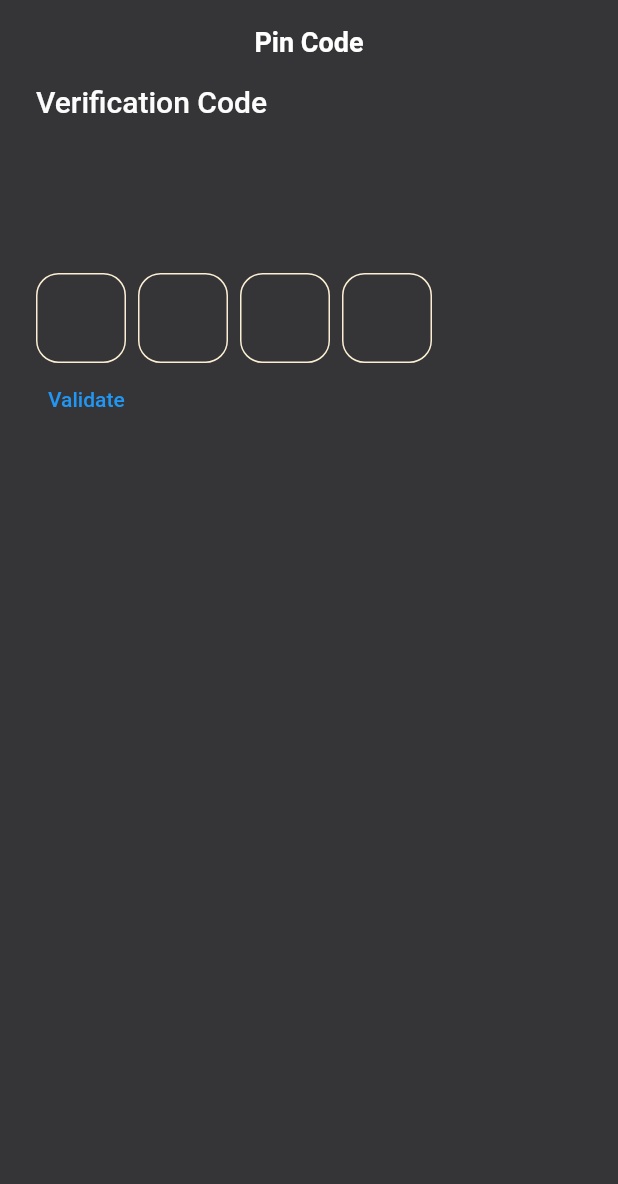
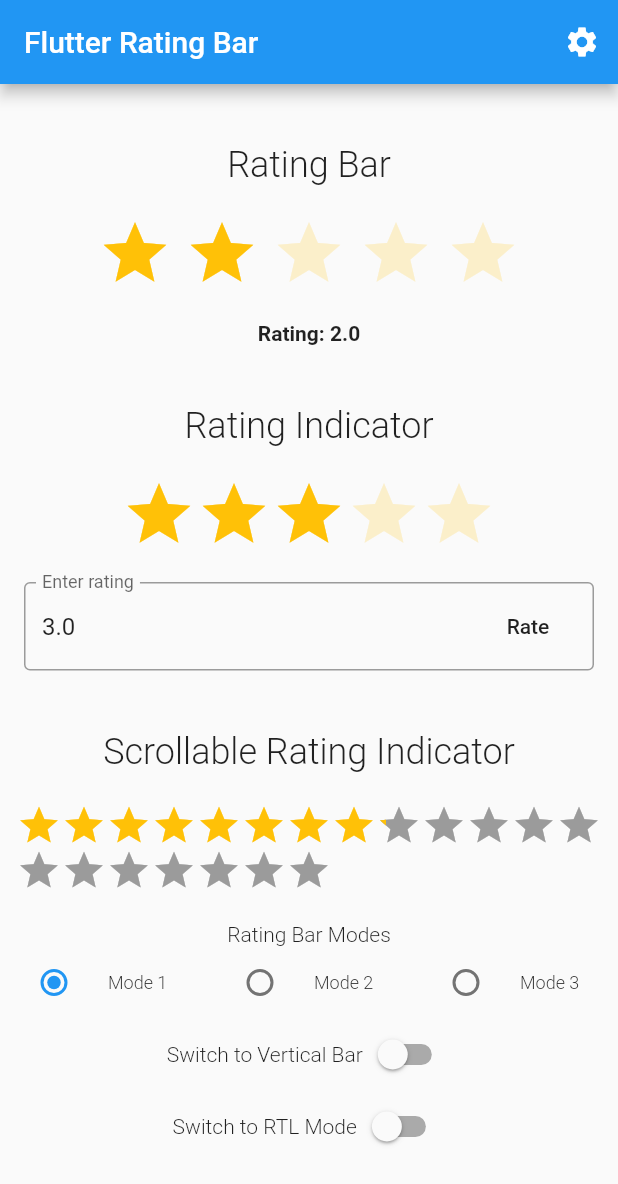
Before and after one commit to agusanwar/Flutter-UI-Design, a Flutter app: the screen it shows after launch, on a phone screen of 412 x 824 dp. Shown: the top 1184 px of the screen. Run offline on Flutter 3.47's test engine with Material 2 defaults, Android fonts, the phone set to English and light mode, and no system bars; drawn by our look-alikes of flutter_rating_bar, pinput; our stand-ins replace convex_bottom_bar, flutter_animation_progress_bar, liquid_progress_indicator, lottie, syncfusion_flutter_charts; missing offline and left inert: blue_thermal_printer.

Commit message:
flutter rating bar

```diff
--- a/lib/core/themes/app_themes.dart
+++ b/lib/core/themes/app_themes.dart
@@ -4,7 +4,7 @@ Color kWhiteColor = const Color(0xffFCFCFC);
 Color kBlackColor = const Color(0xff000000);
 Color kBlack2Color = const Color(0xff121315);
 Color kGrayColor = const Color(0xff91919F);
-Color kGray3Color = const Color(0xff232323);
+Color kGray3Color = Color(0xFF232323);
 Color kGray2Color = const Color(0xff353537);
 Color kGraySoftColor = const Color(0xffC6C6C6);
 Color kPurpleColor = const Color(0xff7F3DFF);
--- a/lib/main.dart
+++ b/lib/main.dart
@@ -1,6 +1,6 @@
 import 'package:flutter/material.dart';
 
-import 'package:uidesign/screens/pin_code/pin_code.dart';
+import 'package:uidesign/screens/rating_bar/rating.dart';
 
 void main() {
   runApp(const MyApp());
@@ -18,6 +18,6 @@ class MyApp extends StatelessWidget {
         theme: ThemeData(
           primarySwatch: Colors.blue,
         ),
-        home: const PinCodeScreens());
+        home: const RatingScreens());
   }
 }
--- /dev/null
+++ b/lib/screens/rating_bar/rating.dart
@@ -0,0 +1,347 @@
+import 'package:flutter/material.dart';
+import 'package:flutter_rating_bar/flutter_rating_bar.dart';
+
+class RatingScreens extends StatefulWidget {
+  const RatingScreens({super.key});
+
+  @override
+  State<RatingScreens> createState() => _RatingScreensState();
+}
+
+class _RatingScreensState extends State<RatingScreens> {
+  // ignore: prefer_typing_uninitialized_variables
+  late final _ratingController;
+  late double _rating;
+
+  double _userRating = 3.0;
+  int _ratingBarMode = 1;
+  final double _initialRating = 2.0;
+  bool _isRTLMode = false;
+  bool _isVertical = false;
+
+  IconData? _selectedIcon;
+
+  @override
+  void initState() {
+    super.initState();
+    _ratingController = TextEditingController(text: '3.0');
+    _rating = _initialRating;
+  }
+
+  @override
+  Widget build(BuildContext context) {
+    return Scaffold(
+      appBar: AppBar(
+        title: Text('Flutter Rating Bar'),
+        actions: [
+          IconButton(
+            icon: Icon(Icons.settings),
+            color: Colors.white,
+            onPressed: () async {
+              _selectedIcon = await showDialog<IconData>(
+                context: context,
+                builder: (context) => IconAlert(),
+              );
+              _ratingBarMode = 1;
+              setState(() {});
+            },
+          ),
+        ],
+      ),
+      body: Directionality(
+        textDirection: _isRTLMode ? TextDirection.rtl : TextDirection.ltr,
+        child: SingleChildScrollView(
+          child: Column(
+            crossAxisAlignment: CrossAxisAlignment.center,
+            mainAxisSize: MainAxisSize.min,
+            children: <Widget>[
+              SizedBox(
+                height: 40.0,
+              ),
+              _heading('Rating Bar'),
+              _ratingBar(_ratingBarMode),
+              SizedBox(height: 20.0),
+              Text(
+                'Rating: $_rating',
+                style: TextStyle(fontWeight: FontWeight.bold),
+              ),
+              SizedBox(height: 40.0),
+              _heading('Rating Indicator'),
+              RatingBarIndicator(
+                rating: _userRating,
+                itemBuilder: (context, index) => Icon(
+                  _selectedIcon ?? Icons.star,
+                  color: Colors.amber,
+                ),
+                itemCount: 5,
+                itemSize: 50.0,
+                unratedColor: Colors.amber.withAlpha(50),
+                direction: _isVertical ? Axis.vertical : Axis.horizontal,
+              ),
+              SizedBox(height: 20.0),
+              Padding(
+                padding: EdgeInsets.symmetric(horizontal: 16.0),
+                child: TextFormField(
+                  controller: _ratingController,
+                  keyboardType: TextInputType.number,
+                  decoration: InputDecoration(
+                    border: OutlineInputBorder(),
+                    hintText: 'Enter rating',
+                    labelText: 'Enter rating',
+                    suffixIcon: MaterialButton(
+                      onPressed: () {
+                        _userRating =
+                            double.parse(_ratingController.text ?? '0.0');
+                        setState(() {});
+                      },
+                      child: Text('Rate'),
+                    ),
+                  ),
+                ),
+              ),
+              SizedBox(height: 40.0),
+              _heading('Scrollable Rating Indicator'),
+              RatingBarIndicator(
+                rating: 8.2,
+                itemCount: 20,
+                itemSize: 30.0,
+                physics: BouncingScrollPhysics(),
+                itemBuilder: (context, _) => Icon(
+                  Icons.star,
+                  color: Colors.amber,
+                ),
+              ),
+              SizedBox(height: 20.0),
+              Text(
+                'Rating Bar Modes',
+                style: TextStyle(fontWeight: FontWeight.w300),
+              ),
+              Row(
+                children: [
+                  _radio(1),
+                  _radio(2),
+                  _radio(3),
+                ],
+              ),
+              Row(
+                mainAxisAlignment: MainAxisAlignment.center,
+                children: <Widget>[
+                  Text(
+                    'Switch to Vertical Bar',
+                    style: TextStyle(fontWeight: FontWeight.w300),
+                  ),
+                  Switch(
+                    value: _isVertical,
+                    onChanged: (value) {
+                      setState(() {
+                        _isVertical = value;
+                      });
+                    },
+                    activeColor: Colors.amber,
+                  ),
+                ],
+              ),
+              Row(
+                mainAxisAlignment: MainAxisAlignment.center,
+                children: <Widget>[
+                  Text(
+                    'Switch to RTL Mode',
+                    style: TextStyle(fontWeight: FontWeight.w300),
+                  ),
+                  Switch(
+                    value: _isRTLMode,
+                    onChanged: (value) {
+                      setState(() {
+                        _isRTLMode = value;
+                      });
+                    },
+                    activeColor: Colors.amber,
+                  ),
+                ],
+              ),
+            ],
+          ),
+        ),
+      ),
+    );
+  }
+
+  Widget _radio(int value) {
+    return Expanded(
+      child: RadioListTile<int>(
+        value: value,
+        groupValue: _ratingBarMode,
+        dense: true,
+        title: Text(
+          'Mode $value',
+          style: TextStyle(
+            fontWeight: FontWeight.w300,
+            fontSize: 12.0,
+          ),
+        ),
+        onChanged: (value) {
+          setState(() {
+            _ratingBarMode = value!;
+          });
+        },
+      ),
+    );
+  }
+
+  Widget _ratingBar(int mode) {
+    switch (mode) {
+      case 1:
+        return RatingBar.builder(
+          initialRating: _initialRating,
+          minRating: 1,
+          direction: _isVertical ? Axis.vertical : Axis.horizontal,
+          allowHalfRating: true,
+          unratedColor: Colors.amber.withAlpha(50),
+          itemCount: 5,
+          itemSize: 50.0,
+          itemPadding: EdgeInsets.symmetric(horizontal: 4.0),
+          itemBuilder: (context, _) => Icon(
+            _selectedIcon ?? Icons.star,
+            color: Colors.amber,
+          ),
+          onRatingUpdate: (rating) {
+            setState(() {
+              _rating = rating;
+            });
+          },
+          updateOnDrag: true,
+        );
+      case 2:
+        return RatingBar(
+          initialRating: _initialRating,
+          direction: _isVertical ? Axis.vertical : Axis.horizontal,
+          allowHalfRating: true,
+          itemCount: 5,
+          ratingWidget: RatingWidget(
+            full: _image('assets/images/heart.png'),
+            half: _image('assets/images/heart_half.png'),
+            empty: _image('assets/images/heart_border.png'),
+          ),
+          itemPadding: EdgeInsets.symmetric(horizontal: 4.0),
+          onRatingUpdate: (rating) {
+            setState(() {
+              _rating = rating;
+            });
+          },
+          updateOnDrag: true,
+        );
+      case 3:
+        return RatingBar.builder(
+          initialRating: _initialRating,
+          direction: _isVertical ? Axis.vertical : Axis.horizontal,
+          itemCount: 5,
+          itemPadding: EdgeInsets.symmetric(horizontal: 4.0),
+          itemBuilder: (context, index) {
+            switch (index) {
+              case 0:
+                return Icon(
+                  Icons.sentiment_very_dissatisfied,
+                  color: Colors.red,
+                );
+              case 1:
+                return Icon(
+                  Icons.sentiment_dissatisfied,
+                  color: Colors.redAccent,
+                );
+              case 2:
+                return Icon(
+                  Icons.sentiment_neutral,
+                  color: Colors.amber,
+                );
+              case 3:
+                return Icon(
+                  Icons.sentiment_satisfied,
+                  color: Colors.lightGreen,
+                );
+              case 4:
+                return Icon(
+                  Icons.sentiment_very_satisfied,
+                  color: Colors.green,
+                );
+              default:
+                return Container();
+            }
+          },
+          onRatingUpdate: (rating) {
+            setState(() {
+              _rating = rating;
+            });
+          },
+          updateOnDrag: true,
+        );
+      default:
+        return Container();
+    }
+  }
+
+  Widget _image(String asset) {
+    return Image.asset(
+      asset,
+      height: 30.0,
+      width: 30.0,
+      color: Colors.amber,
+    );
+  }
+
+  Widget _heading(String text) => Column(
+        children: [
+          Text(
+            text,
+            style: TextStyle(
+              fontWeight: FontWeight.w300,
+              fontSize: 24.0,
+            ),
+          ),
+          SizedBox(
+            height: 20.0,
+          ),
+        ],
+      );
+}
+
+class IconAlert extends StatelessWidget {
+  @override
+  Widget build(BuildContext context) {
+    return AlertDialog(
+      title: Text(
+        'Select Icon',
+        style: TextStyle(
+          fontWeight: FontWeight.w300,
+        ),
+      ),
+      shape: RoundedRectangleBorder(
+        borderRadius: BorderRadius.circular(10.0),
+      ),
+      titlePadding: EdgeInsets.all(12.0),
+      contentPadding: EdgeInsets.all(0),
+      content: Wrap(
+        children: [
+          _iconButton(context, Icons.home),
+          _iconButton(context, Icons.airplanemode_active),
+          _iconButton(context, Icons.euro_symbol),
+          _iconButton(context, Icons.beach_access),
+          _iconButton(context, Icons.attach_money),
+          _iconButton(context, Icons.music_note),
+          _iconButton(context, Icons.android),
+          _iconButton(context, Icons.toys),
+          _iconButton(context, Icons.language),
+          _iconButton(context, Icons.landscape),
+          _iconButton(context, Icons.ac_unit),
+          _iconButton(context, Icons.star),
+        ],
+      ),
+    );
+  }
+
+  Widget _iconButton(BuildContext context, IconData icon) => IconButton(
+        icon: Icon(icon),
+        onPressed: () => Navigator.pop(context, icon),
+        splashColor: Colors.amberAccent,
+        color: Colors.amber,
+      );
+}
```
Also changed, not shown: pubspec.yaml (+12 -22 lines), assets/images/heart.png (added), assets/images/heart_border.png (added), assets/images/heart_half.png (added), pubspec.lock.
